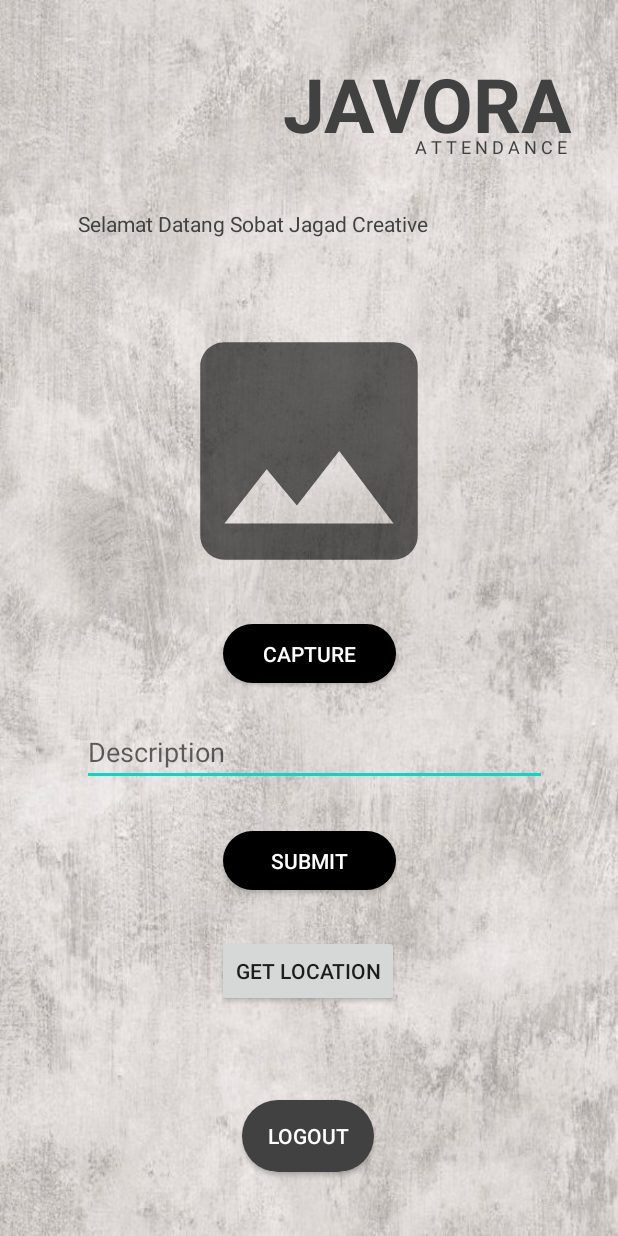
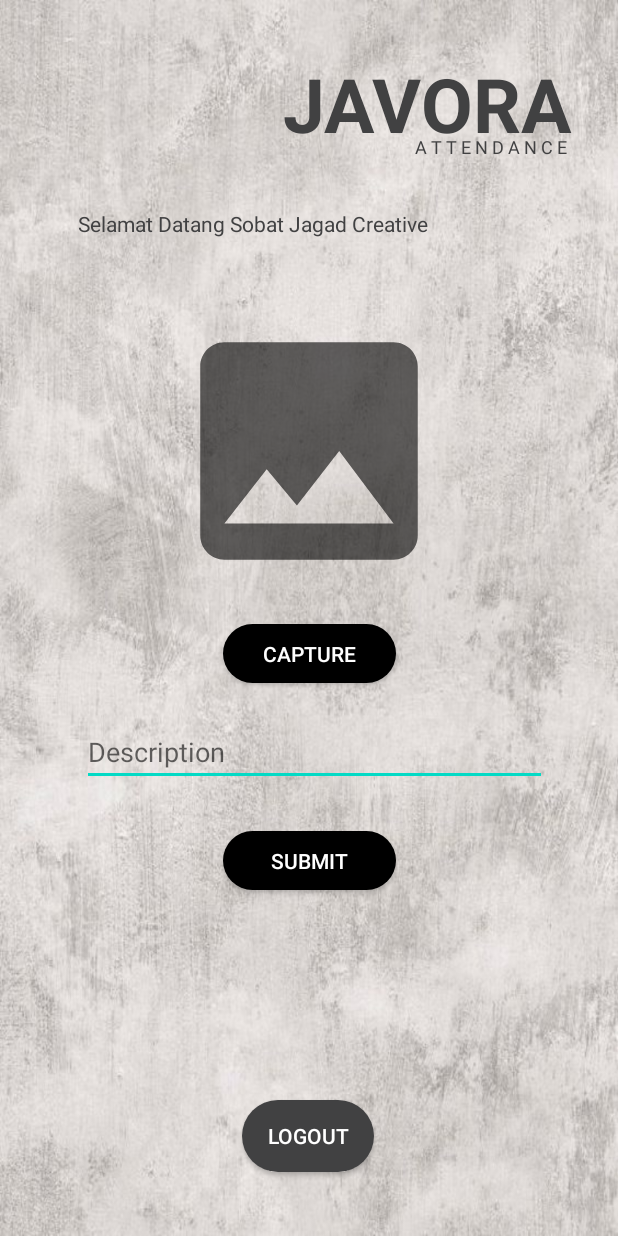
Before and after one commit to haidarrp/AbsensiJagad, an Android app: the screen it shows after launch once a user with an empty profile is signed in (Dashboard), on a phone screen of 412 x 824 dp. Run offline under Robolectric (Android 15) with nearby library versions, the phone set to English and light mode, and no system bars; our stand-ins replace Firebase (no records; nobody signed in at launch, a user with empty details on screens opened directly); libraries missing offline, so code that uses them is left out: com.firebase.ui.

Commit message:
update masih belum bisa refresh

```diff
--- a/app/src/main/java/org/d3ifcool/absensijagad/Dashboard.kt
+++ b/app/src/main/java/org/d3ifcool/absensijagad/Dashboard.kt
@@ -77,6 +77,7 @@ class Dashboard : AppCompatActivity(){
             }
         }
         submit_btn.setOnClickListener {
+            getLastKnownLocation()
             if (resultInMeter>100){
                 Toast.makeText(this, "!!DILUAR JANGKAUAN!!" +
                         "Gagal menginput data", Toast.LENGTH_SHORT).show()
@@ -99,9 +100,6 @@ class Dashboard : AppCompatActivity(){
                 startActivity(intent)
                 finish()
             }
-        }
-        getLocation_btn.setOnClickListener {
-            getLastKnownLocation()
         }
     }
     fun getLastKnownLocation() {
--- a/app/src/main/res/layout/activity_dashboard.xml
+++ b/app/src/main/res/layout/activity_dashboard.xml
@@ -128,16 +128,4 @@
         app:layout_constraintTop_toTopOf="parent"
         app:layout_constraintVertical_bias="0.715" />
 
-    <Button
-        android:id="@+id/getLocation_btn"
-        android:layout_width="wrap_content"
-        android:layout_height="wrap_content"
-        android:text="Get Location"
-        app:layout_constraintBottom_toBottomOf="parent"
-        app:layout_constraintEnd_toEndOf="parent"
-        app:layout_constraintHorizontal_bias="0.498"
-        app:layout_constraintStart_toStartOf="parent"
-        app:layout_constraintTop_toTopOf="parent"
-        app:layout_constraintVertical_bias="0.803" />
-
 </androidx.constraintlayout.widget.ConstraintLayout>
```
